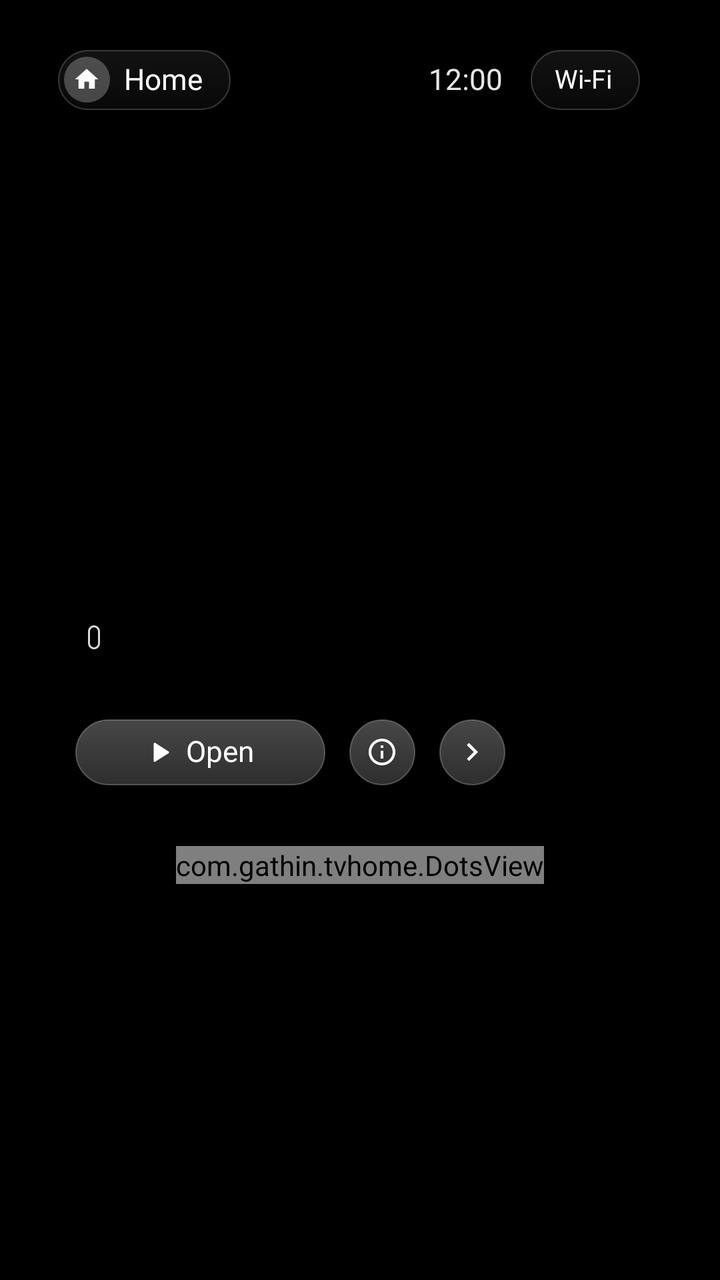
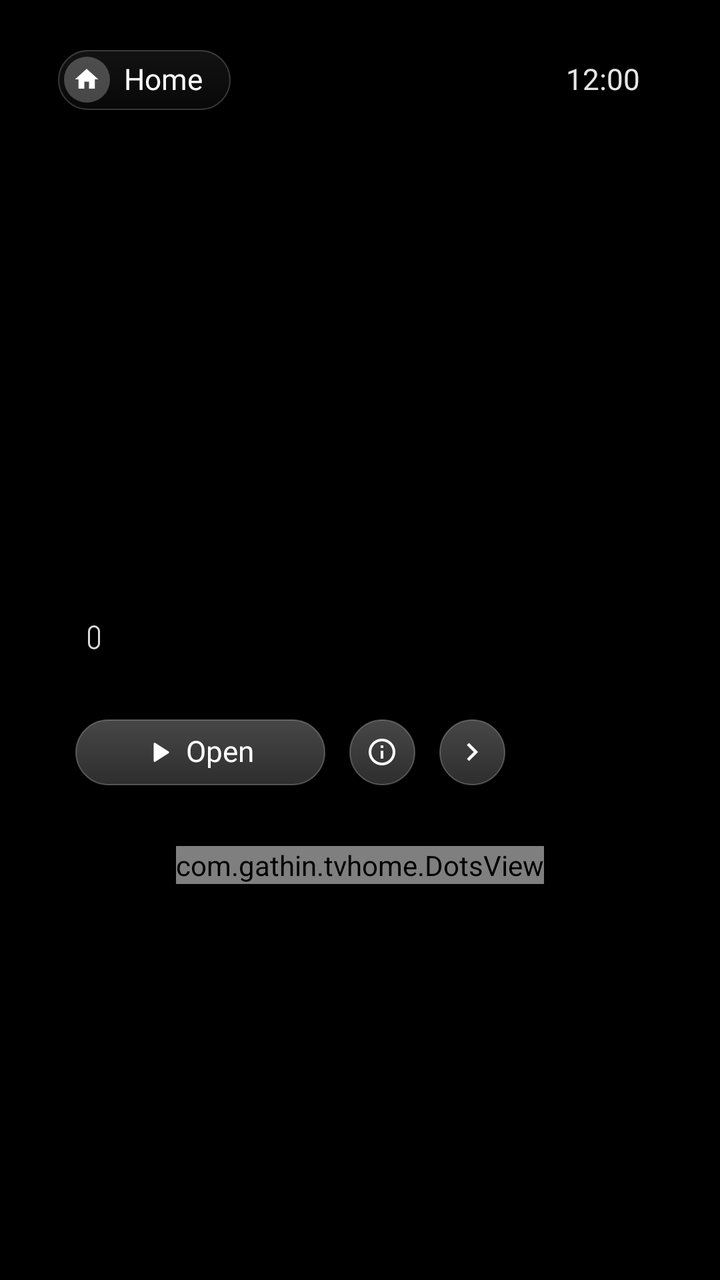

Before-and-after screenshots of an Android layout around one commit, followed by the original layout XML and the change that was made.
<!-- AndroidManifest.xml: application theme Theme.TvHome -->
<!-- res/layout/activity_hero.xml -->
<?xml version="1.0" encoding="utf-8"?>
<FrameLayout xmlns:android="http://schemas.android.com/apk/res/android"
    android:id="@+id/root"
    android:layout_width="match_parent"
    android:layout_height="match_parent"
    android:clipChildren="false">

    <ImageView
        android:id="@+id/backA"
        android:layout_width="match_parent"
        android:layout_height="match_parent"
        android:scaleType="centerCrop"
        android:contentDescription="@null" />

    <ImageView
        android:id="@+id/backB"
        android:layout_width="match_parent"
        android:layout_height="match_parent"
        android:scaleType="centerCrop"
        android:alpha="0"
        android:contentDescription="@null" />

    
    <View
        android:id="@+id/dim"
        android:layout_width="match_parent"
        android:layout_height="match_parent"
        android:background="#FF000000"
        android:alpha="0"
        android:visibility="gone" />

    
    <FrameLayout
        android:id="@+id/page"
        android:layout_width="match_parent"
        android:layout_height="1100dp"
        android:clipChildren="false"
        android:clipToPadding="false">

        <LinearLayout
            android:id="@+id/heroText"
            android:layout_width="460dp"
            android:layout_height="185dp"
            android:layout_marginStart="40dp"
            android:layout_marginTop="166dp"
            android:gravity="bottom"
            android:orientation="vertical">

            <ImageView
                android:id="@+id/logo"
                android:layout_width="wrap_content"
                android:layout_height="wrap_content"
                android:maxWidth="300dp"
                android:maxHeight="90dp"
                android:adjustViewBounds="true"
                android:scaleType="fitStart"
                android:visibility="gone"
                android:contentDescription="@null" />

            <TextView
                android:id="@+id/title"
                android:layout_width="wrap_content"
                android:layout_height="wrap_content"
                android:maxLines="2"
                android:ellipsize="end"
                android:includeFontPadding="false"
                android:lineSpacingMultiplier="0.9"
                android:textColor="#FFFFFFFF"
                android:textSize="44sp"
                android:fontFamily="@font/ui"
                android:fontVariationSettings="'wght' 800, 'opsz' 28"
                android:letterSpacing="-0.015"
                android:shadowColor="#80000000"
                android:shadowDy="2"
                android:shadowRadius="8" />

            <LinearLayout
                android:layout_width="wrap_content"
                android:layout_height="wrap_content"
                android:layout_marginTop="14dp"
                android:gravity="center_vertical"
                android:orientation="horizontal">

                <TextView
                    android:id="@+id/meta"
                    android:layout_width="wrap_content"
                    android:layout_height="wrap_content"
                    android:singleLine="true"
                    android:textColor="#F2FFFFFF"
                    android:textSize="12.5sp"
                    android:fontFamily="@font/ui"
                    android:fontVariationSettings="'wght' 500, 'opsz' 17" />

                <TextView
                    android:id="@+id/badge"
                    android:layout_width="wrap_content"
                    android:layout_height="wrap_content"
                    android:layout_marginStart="4dp"
                    android:paddingStart="3dp"
                    android:paddingEnd="3dp"
                    android:paddingTop="0.5dp"
                    android:paddingBottom="0.5dp"
                    android:background="@drawable/hero_badge"
                    android:singleLine="true"
                    android:textAllCaps="true"
                    android:textColor="#F2FFFFFF"
                    android:textSize="7.5sp"
                    android:fontFamily="@font/ui"
                    android:fontVariationSettings="'wght' 700, 'opsz' 17"
                    android:letterSpacing="0.04" />
            </LinearLayout>

            <TextView
                android:id="@+id/tagline"
                android:layout_width="wrap_content"
                android:layout_height="wrap_content"
                android:layout_marginTop="9dp"
                android:maxLines="2"
                android:ellipsize="end"
                android:textColor="#D9FFFFFF"
                android:textSize="11sp"
                android:fontFamily="@font/ui"
                android:fontVariationSettings="'wght' 400, 'opsz' 17" />
        </LinearLayout>

        <LinearLayout
            android:id="@+id/buttons"
            android:layout_width="wrap_content"
            android:layout_height="33dp"
            android:layout_marginStart="37.5dp"
            android:layout_marginTop="359.5dp"
            android:clipChildren="false"
            android:orientation="horizontal">

            <LinearLayout
                android:id="@+id/btnOpen"
                android:layout_width="wrap_content"
                android:layout_height="33dp"
                android:minWidth="125dp"
                android:paddingStart="19.5dp"
                android:paddingEnd="19.5dp"
                android:gravity="center"
                android:orientation="horizontal"
                android:background="@drawable/hero_pill_bg"
                android:focusable="true"
                android:clickable="true"
                android:nextFocusUp="@+id/btnInputs">

                <ImageView
                    android:layout_width="13dp"
                    android:layout_height="13dp"
                    android:src="@drawable/ic_play"
                    android:tint="@color/hero_btn_fg"
                    android:duplicateParentState="true"
                    android:contentDescription="@null" />

                <TextView
                    android:id="@+id/btnOpenLabel"
                    android:layout_width="wrap_content"
                    android:layout_height="wrap_content"
                    android:layout_marginStart="7dp"
                    android:duplicateParentState="true"
                    android:includeFontPadding="false"
                    android:text="@string/hero_open"
                    android:textColor="@color/hero_btn_fg"
                    android:textSize="14.5sp"
                    android:fontFamily="@font/ui"
                    android:fontVariationSettings="'wght' 600, 'opsz' 17" />
            </LinearLayout>

            <FrameLayout
                android:id="@+id/btnInfo"
                android:layout_width="33dp"
                android:layout_height="33dp"
                android:layout_marginStart="12dp"
                android:background="@drawable/hero_circle_bg"
                android:focusable="true"
                android:clickable="true"
                android:nextFocusUp="@+id/btnInputs">

                <ImageView
                    android:layout_width="16dp"
                    android:layout_height="16dp"
                    android:layout_gravity="center"
                    android:src="@drawable/ic_info_outline"
                    android:tint="@color/hero_btn_fg"
                    android:duplicateParentState="true"
                    android:contentDescription="@string/hero_info" />
            </FrameLayout>

            <FrameLayout
                android:id="@+id/btnNext"
                android:layout_width="33dp"
                android:layout_height="33dp"
                android:layout_marginStart="12dp"
                android:background="@drawable/hero_circle_bg"
                android:focusable="true"
                android:clickable="true"
                android:nextFocusUp="@+id/btnInputs">

                <ImageView
                    android:layout_width="18dp"
                    android:layout_height="18dp"
                    android:layout_gravity="center"
                    android:src="@drawable/ic_chevron_right"
                    android:tint="@color/hero_btn_fg"
                    android:duplicateParentState="true"
                    android:contentDescription="@string/hero_next" />
            </FrameLayout>
        </LinearLayout>

        <com.gathin.tvhome.DotsView
            android:id="@+id/dots"
            android:layout_width="wrap_content"
            android:layout_height="wrap_content"
            android:layout_gravity="center_horizontal"
            android:layout_marginTop="423dp" />

        <LinearLayout
            android:id="@+id/rows"
            android:layout_width="match_parent"
            android:layout_height="wrap_content"
            android:layout_marginTop="456dp"
            android:clipChildren="false"
            android:clipToPadding="false"
            android:orientation="vertical">

            <TextView
                android:id="@+id/row1Title"
                style="@style/HeroRowTitle" />

            <androidx.recyclerview.widget.RecyclerView
                android:id="@+id/row1"
                style="@style/HeroRow" />

            <TextView
                android:id="@+id/row2Title"
                style="@style/HeroRowTitle"
                android:layout_marginTop="2dp" />

            <androidx.recyclerview.widget.RecyclerView
                android:id="@+id/row2"
                style="@style/HeroRow" />

            <TextView
                android:id="@+id/row3Title"
                style="@style/HeroRowTitle"
                android:layout_marginTop="2dp" />

            <androidx.recyclerview.widget.RecyclerView
                android:id="@+id/row3"
                style="@style/HeroRow" />
        </LinearLayout>
    </FrameLayout>

    
    <LinearLayout
        android:id="@+id/topLeft"
        android:layout_width="wrap_content"
        android:layout_height="30dp"
        android:layout_marginStart="29dp"
        android:layout_marginTop="25dp"
        android:gravity="center_vertical"
        android:orientation="horizontal">

        <LinearLayout
            android:layout_width="wrap_content"
            android:layout_height="30dp"
            android:paddingStart="3dp"
            android:paddingEnd="14dp"
            android:gravity="center_vertical"
            android:orientation="horizontal"
            android:background="@drawable/hero_glass_pill">

            <FrameLayout
                android:layout_width="23dp"
                android:layout_height="23dp"
                android:background="@drawable/hero_home_circle">

                <ImageView
                    android:layout_width="14dp"
                    android:layout_height="14dp"
                    android:layout_gravity="center"
                    android:src="@drawable/ic_home"
                    android:contentDescription="@null" />
            </FrameLayout>

            <TextView
                android:layout_width="wrap_content"
                android:layout_height="wrap_content"
                android:layout_marginStart="7dp"
                android:includeFontPadding="false"
                android:text="@string/hero_home"
                android:textColor="#FFFFFFFF"
                android:textSize="14.5sp"
                android:fontFamily="@font/ui"
                android:fontVariationSettings="'wght' 600, 'opsz' 17" />
        </LinearLayout>
    </LinearLayout>

    
    <LinearLayout
        android:id="@+id/topButtons"
        android:layout_width="wrap_content"
        android:layout_height="30dp"
        android:layout_gravity="end"
        android:layout_marginEnd="40dp"
        android:layout_marginTop="25dp"
        android:gravity="center_vertical"
        android:orientation="horizontal">

        <TextClock
            android:id="@+id/clock"
            android:layout_width="wrap_content"
            android:layout_height="wrap_content"
            android:layout_marginEnd="6dp"
            android:format12Hour="h:mm"
            android:format24Hour="HH:mm"
            android:includeFontPadding="false"
            android:textColor="#E6FFFFFF"
            android:textSize="14.5sp"
            android:fontFamily="@font/ui"
            android:fontVariationSettings="'wght' 600, 'opsz' 17"
            android:shadowColor="#66000000"
            android:shadowRadius="6" />

        <TextView
            android:id="@+id/btnWifi"
            style="@style/HeroTopButton"
            android:maxWidth="160dp"
            android:singleLine="true"
            android:ellipsize="end"
            android:text="@string/wifi"
            android:nextFocusDown="@+id/btnOpen" />
    </LinearLayout>
</FrameLayout>
<!-- resources referenced by this layout -->
<resources>
  <!-- drawable hero_badge (drawable) -->
  <?xml version="1.0" encoding="utf-8"?>
  <shape xmlns:android="http://schemas.android.com/apk/res/android" android:shape="rectangle">
      <stroke android:width="1dp" android:color="#D9FFFFFF" />
      <corners android:radius="2.5dp" />
  </shape>
  <!-- drawable hero_home_circle (drawable) -->
  <?xml version="1.0" encoding="utf-8"?>
  <shape xmlns:android="http://schemas.android.com/apk/res/android" android:shape="oval">
      <solid android:color="#40FFFFFF" />
  </shape>
  <!-- drawable ic_chevron_right (drawable) -->
  <?xml version="1.0" encoding="utf-8"?>
  <vector xmlns:android="http://schemas.android.com/apk/res/android"
      android:width="24dp" android:height="24dp"
      android:viewportWidth="24" android:viewportHeight="24">
      <path android:fillColor="#FFFFFFFF" android:pathData="M8.59,16.59L13.17,12 8.59,7.41 10,6l6,6 -6,6 -1.41,-1.41z" />
  </vector>
  <!-- drawable ic_home (drawable) -->
  <?xml version="1.0" encoding="utf-8"?>
  <vector xmlns:android="http://schemas.android.com/apk/res/android"
      android:width="24dp" android:height="24dp"
      android:viewportWidth="24" android:viewportHeight="24">
      <path android:fillColor="#FFFFFFFF" android:pathData="M10,20v-6h4v6h5v-8h3L12,3 2,12h3v8z" />
  </vector>
  <!-- drawable ic_info_outline (drawable) -->
  <?xml version="1.0" encoding="utf-8"?>
  <vector xmlns:android="http://schemas.android.com/apk/res/android"
      android:width="24dp" android:height="24dp"
      android:viewportWidth="24" android:viewportHeight="24">
      <path android:fillColor="#FFFFFFFF" android:pathData="M11,7h2v2h-2zM11,11h2v6h-2zM12,2C6.48,2 2,6.48 2,12s4.48,10 10,10 10,-4.48 10,-10S17.52,2 12,2zM12,20c-4.41,0 -8,-3.59 -8,-8s3.59,-8 8,-8 8,3.59 8,8 -3.59,8 -8,8z" />
  </vector>
  <!-- drawable ic_play (drawable) -->
  <?xml version="1.0" encoding="utf-8"?>
  <vector xmlns:android="http://schemas.android.com/apk/res/android"
      android:width="24dp" android:height="24dp"
      android:viewportWidth="24" android:viewportHeight="24">
      <path android:fillColor="#FFFFFFFF" android:pathData="M7,4.2v15.6c0,0.8 0.9,1.3 1.6,0.85l12.2,-7.8c0.6,-0.4 0.6,-1.3 0,-1.7L8.6,3.35C7.9,2.9 7,3.4 7,4.2z" />
  </vector>
  <string name="hero_home">Home</string>
  <string name="hero_info">App info</string>
  <string name="hero_next">Next</string>
  <string name="hero_open">Open</string>
  <string name="wifi">Wi-Fi</string>
  <style name="HeroTopButton">
          <item name="android:layout_width">wrap_content</item>
          <item name="android:layout_height">30dp</item>
          <item name="android:layout_marginStart">8dp</item>
          <item name="android:paddingStart">12dp</item>
          <item name="android:paddingEnd">14dp</item>
          <item name="android:gravity">center</item>
          <item name="android:includeFontPadding">false</item>
          <item name="android:background">@drawable/hero_glass_pill</item>
          <item name="android:textColor">@color/hero_btn_fg</item>
          <item name="android:textSize">13sp</item>
          <item name="android:fontFamily">@font/ui</item>
          <item name="android:fontVariationSettings">\'wght\' 600, \'opsz\' 17</item>
          <item name="android:drawablePadding">6dp</item>
          <item name="android:drawableTint">@color/hero_btn_fg</item>
          <item name="android:focusable">true</item>
          <item name="android:clickable">true</item>
      </style>
  <style name="Theme.TvHome" parent="android:Theme.Material.NoActionBar.Fullscreen">
          <item name="android:windowBackground">@android:color/black</item>
          <item name="android:colorBackground">@android:color/black</item>
          <item name="android:windowAnimationStyle">@null</item>
      </style>
  <!-- unchanged entries left out for length: 5 -->
</resources>

<!-- the commit's change to res/layout/activity_hero.xml (unified diff, before → after) -->
@@ -309,11 +309,24 @@
         android:gravity="center_vertical"
         android:orientation="horizontal">
 
+        <TextView
+            android:id="@+id/btnWifi"
+            style="@style/HeroTopIcon"
+            android:contentDescription="@string/wifi"
+            android:nextFocusDown="@+id/btnOpen" />
+
+        <TextView
+            android:id="@+id/btnBluetooth"
+            style="@style/HeroTopIcon"
+            android:layout_marginStart="6dp"
+            android:contentDescription="@string/qp_bluetooth"
+            android:nextFocusDown="@+id/btnOpen" />
+
         <TextClock
             android:id="@+id/clock"
             android:layout_width="wrap_content"
             android:layout_height="wrap_content"
-            android:layout_marginEnd="6dp"
+            android:layout_marginStart="10dp"
             android:format12Hour="h:mm"
             android:format24Hour="HH:mm"
             android:includeFontPadding="false"
@@ -323,14 +336,5 @@
             android:fontVariationSettings="'wght' 600, 'opsz' 17"
             android:shadowColor="#66000000"
             android:shadowRadius="6" />
-
-        <TextView
-            android:id="@+id/btnWifi"
-            style="@style/HeroTopButton"
-            android:maxWidth="160dp"
-            android:singleLine="true"
-            android:ellipsize="end"
-            android:text="@string/wifi"
-            android:nextFocusDown="@+id/btnOpen" />
     </LinearLayout>
 </FrameLayout>
<!-- resource entries referenced after the edit -->
@@ -43,21 +43,14 @@
   <string name="hero_info">App info</string>
   <string name="hero_next">Next</string>
   <string name="hero_open">Open</string>
+  <string name="qp_bluetooth">Bluetooth</string>
   <string name="wifi">Wi-Fi</string>
-  <style name="HeroTopButton">
-          <item name="android:layout_width">wrap_content</item>
+  <style name="HeroTopIcon">
+          <item name="android:layout_width">30dp</item>
           <item name="android:layout_height">30dp</item>
-          <item name="android:layout_marginStart">8dp</item>
-          <item name="android:paddingStart">12dp</item>
-          <item name="android:paddingEnd">14dp</item>
-          <item name="android:gravity">center</item>
-          <item name="android:includeFontPadding">false</item>
-          <item name="android:background">@drawable/hero_glass_pill</item>
-          <item name="android:textColor">@color/hero_btn_fg</item>
-          <item name="android:textSize">13sp</item>
-          <item name="android:fontFamily">@font/ui</item>
-          <item name="android:fontVariationSettings">\'wght\' 600, \'opsz\' 17</item>
-          <item name="android:drawablePadding">6dp</item>
+          <item name="android:paddingStart">7dp</item>
+          <item name="android:gravity">center_vertical</item>
+          <item name="android:background">@drawable/hero_icon_bg</item>
           <item name="android:drawableTint">@color/hero_btn_fg</item>
           <item name="android:focusable">true</item>
           <item name="android:clickable">true</item>
@@ -67,6 +60,16 @@
           <item name="android:colorBackground">@android:color/black</item>
           <item name="android:windowAnimationStyle">@null</item>
       </style>
+  <!-- drawable hero_icon_bg (drawable) -->
+  <?xml version="1.0" encoding="utf-8"?>
+  <selector xmlns:android="http://schemas.android.com/apk/res/android">
+      <item android:state_focused="true">
+          <shape android:shape="oval"><solid android:color="#FFFFFFFF" /></shape>
+      </item>
+      <item>
+          <shape android:shape="oval"><solid android:color="#00000000" /></shape>
+      </item>
+  </selector>
   <!-- unchanged entries left out for length: 5 -->
 </resources>
 
